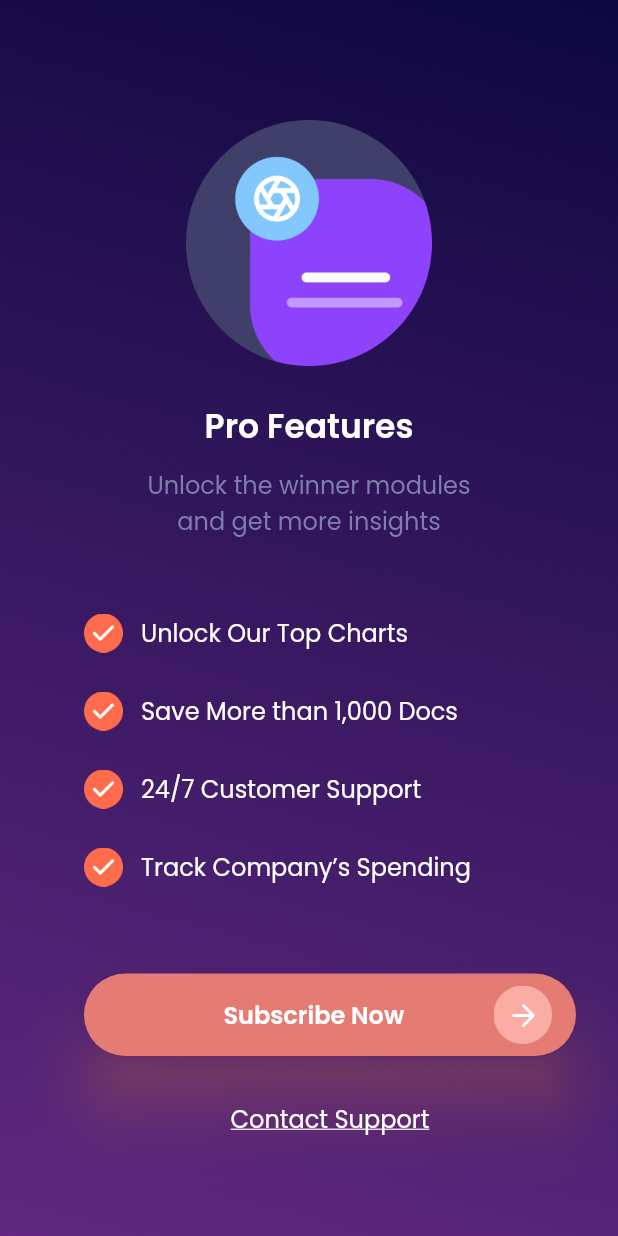
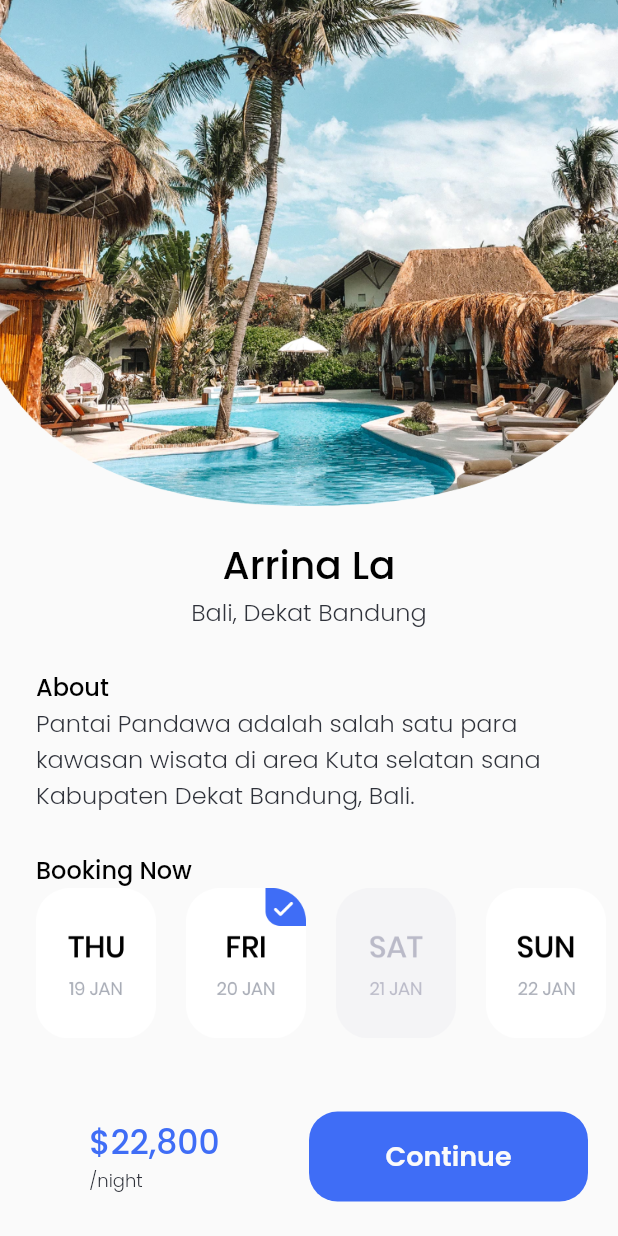
Before and after one commit to irmanyazid/sevendays, a Flutter app: the screen it shows after launch, on a phone screen of 412 x 824 dp. Run offline on Flutter 3.47's test engine with Material 2 defaults, Android fonts, the phone set to English and light mode, and no system bars; our stand-ins replace google_fonts.

Commit message:
update main and add second_random page and slicing design figma to code

```diff
--- a/lib/main.dart
+++ b/lib/main.dart
@@ -1,4 +1,4 @@
-import 'package:day1_splash_screen/pages/second_pricing.dart';
+import 'package:day1_splash_screen/pages/second_random.dart';
 import 'package:flutter/material.dart';
 
 void main() => runApp(const SevenDays());
@@ -10,7 +10,7 @@ class SevenDays extends StatelessWidget {
   Widget build(BuildContext context) {
     return const MaterialApp(
       debugShowCheckedModeBanner: false,
-      home: SecondPricing(),
+      home: SecondRandom(),
     );
   }
 }
--- /dev/null
+++ b/lib/pages/second_random.dart
@@ -0,0 +1,155 @@
+import 'package:flutter/material.dart';
+import 'package:google_fonts/google_fonts.dart';
+
+class SecondRandom extends StatelessWidget {
+  const SecondRandom({super.key});
+
+  @override
+  Widget build(BuildContext context) {
+    return Scaffold(
+      body: Column(
+        children: [
+          Image.asset(
+            'assets/cover_random.png',
+          ),
+          const SizedBox(height: 20),
+          Text(
+            'Arrina La',
+            style: GoogleFonts.poppins(
+              color: Colors.black,
+              fontSize: 26,
+              fontWeight: FontWeight.w500,
+            ),
+          ),
+          Text(
+            'Bali, Dekat Bandung',
+            style: GoogleFonts.poppins(
+              color: const Color(0xff2F323A),
+              fontSize: 16,
+              fontWeight: FontWeight.w300,
+            ),
+          ),
+          const SizedBox(height: 26),
+          Padding(
+            padding: const EdgeInsets.only(
+              left: 24,
+            ),
+            child: Column(
+              crossAxisAlignment: CrossAxisAlignment.start,
+              children: [
+                Text(
+                  'About',
+                  style: GoogleFonts.poppins(
+                    color: Colors.black,
+                    fontSize: 16,
+                    fontWeight: FontWeight.w500,
+                  ),
+                ),
+                Text(
+                  'Pantai Pandawa adalah salah satu para \nkawasan wisata di area Kuta selatan sana \nKabupaten Dekat Bandung, Bali.',
+                  style: GoogleFonts.poppins(
+                    color: const Color(0xff2F323A),
+                    fontSize: 16,
+                    fontWeight: FontWeight.w300,
+                  ),
+                ),
+                const SizedBox(height: 26),
+                Text(
+                  'Booking Now',
+                  style: GoogleFonts.poppins(
+                    color: Colors.black,
+                    fontSize: 16,
+                    fontWeight: FontWeight.w500,
+                  ),
+                ),
+                SingleChildScrollView(
+                  child: Row(
+                    children: [
+                      Image.asset(
+                        'assets/date_one.png',
+                        width: 80,
+                        height: 100,
+                      ),
+                      const SizedBox(width: 20),
+                      Image.asset(
+                        'assets/date_two.png',
+                        width: 80,
+                        height: 100,
+                      ),
+                      const SizedBox(width: 20),
+                      Image.asset(
+                        'assets/date_three.png',
+                        width: 80,
+                        height: 100,
+                      ),
+                      const SizedBox(width: 20),
+                      Image.asset(
+                        'assets/date_four.png',
+                        width: 80,
+                        height: 100,
+                      ),
+                    ],
+                  ),
+                ),
+              ],
+            ),
+          ),
+        ],
+      ),
+      bottomNavigationBar: BottomNavigationBar(
+        elevation: 0,
+        items: <BottomNavigationBarItem>[
+          BottomNavigationBarItem(
+            icon: Column(
+              crossAxisAlignment: CrossAxisAlignment.start,
+              children: [
+                Text(
+                  '\$22,800',
+                  style: GoogleFonts.poppins(
+                    color: const Color(0xff3F6DF6),
+                    fontSize: 22,
+                    fontWeight: FontWeight.w500,
+                  ),
+                ),
+                Text(
+                  '/night',
+                  style: GoogleFonts.poppins(
+                    color: const Color(0xff2F323A),
+                    fontSize: 12,
+                    fontWeight: FontWeight.w300,
+                  ),
+                ),
+              ],
+            ),
+            label: '',
+          ),
+          BottomNavigationBarItem(
+            icon: Container(
+              margin: const EdgeInsets.only(right: 20),
+              width: 220,
+              height: 60,
+              child: TextButton(
+                style: TextButton.styleFrom(
+                  backgroundColor: const Color(0xff3F6DF6),
+                  shape: RoundedRectangleBorder(
+                    borderRadius: BorderRadius.circular(19),
+                  ),
+                ),
+                onPressed: () {},
+                child: Text(
+                  'Continue',
+                  style: GoogleFonts.poppins(
+                    color: const Color(0xffFAFAFA),
+                    fontSize: 18,
+                    fontWeight: FontWeight.w600,
+                  ),
+                ),
+              ),
+            ),
+            label: '',
+          ),
+        ],
+      ),
+    );
+  }
+}
```
